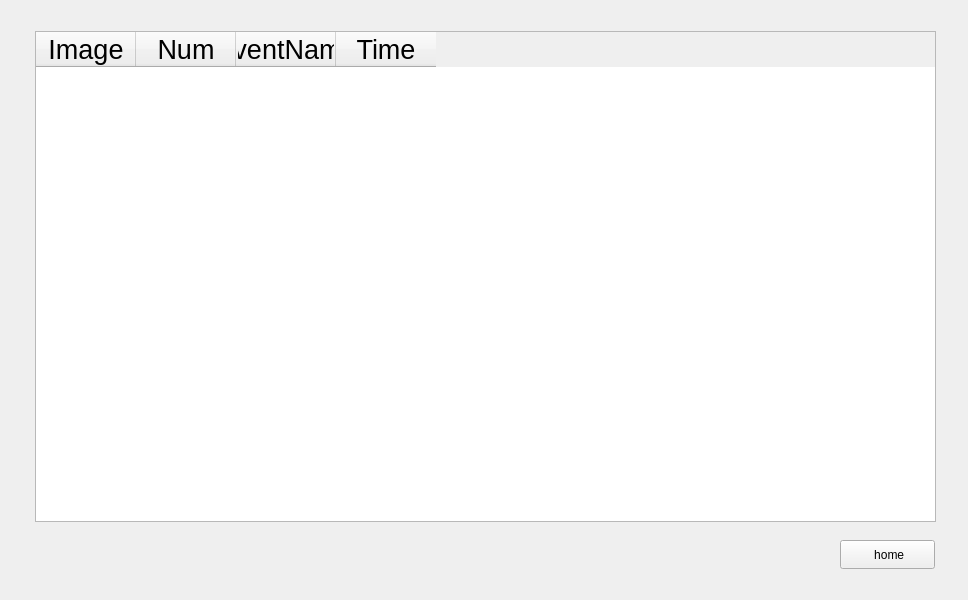
Above: userClient/Detect/intrusionwidget.ui from nawhis2/SmartFarm before the change. Below: the same form after it.
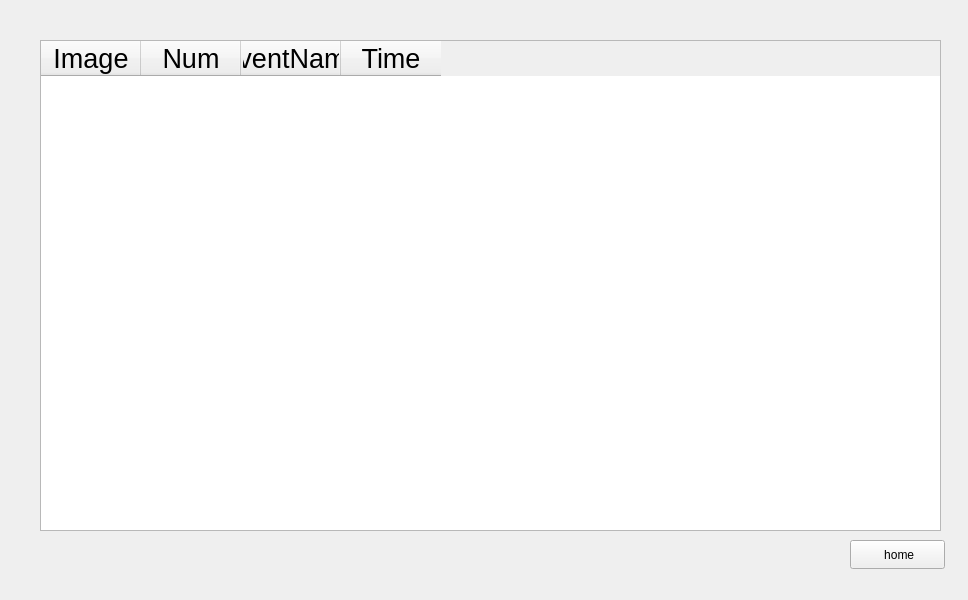
That is the form after the change.

The edit to the form file:
```diff
--- a/userClient/Detect/intrusionwidget.ui
+++ b/userClient/Detect/intrusionwidget.ui
@@ -16,7 +16,7 @@
   <widget class="QPushButton" name="btnBackFromIntrusion">
    <property name="geometry">
     <rect>
-     <x>840</x>
+     <x>850</x>
      <y>540</y>
      <width>95</width>
      <height>29</height>
@@ -29,8 +29,8 @@
   <widget class="QTableWidget" name="eventTable">
    <property name="geometry">
     <rect>
-     <x>35</x>
-     <y>31</y>
+     <x>40</x>
+     <y>40</y>
      <width>901</width>
      <height>491</height>
     </rect>
```
Left out of the diff: 2 changed lines with no effect on the pictures.
